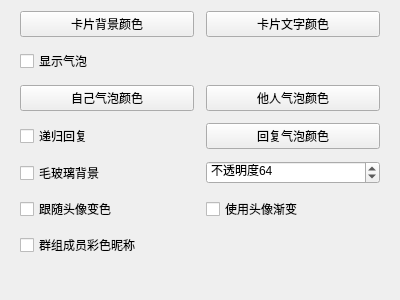
Qt form widgets/settings/stylewidget.ui (iwxyi/CatlikeQQ) before a commit.
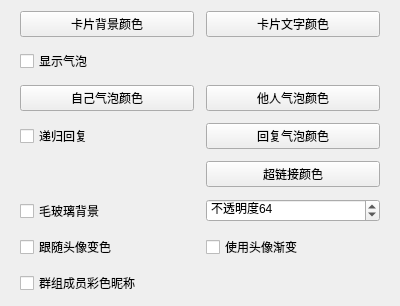
The same form after that commit. Custom widgets are drawn as their Qt base class.

Commit message: 添加超链接颜色设置；优化关闭气泡下的回复样式

The edit to the form file:
```diff
--- a/widgets/settings/stylewidget.ui
+++ b/widgets/settings/stylewidget.ui
@@ -25,17 +25,10 @@
      <property name="spacing">
       <number>12</number>
      </property>
-     <item row="5" column="0">
-      <widget class="QCheckBox" name="useHeaderColorCheck">
+     <item row="6" column="1">
+      <widget class="QCheckBox" name="useHeaderGradientCheck">
        <property name="text">
-        <string>跟随头像变色</string>
-       </property>
-      </widget>
-     </item>
-     <item row="0" column="1">
-      <widget class="InteractiveButtonBase" name="titleColorButton">
-       <property name="text">
-        <string>卡片文字颜色</string>
+        <string>使用头像渐变</string>
        </property>
       </widget>
      </item>
@@ -46,6 +39,48 @@
        </property>
       </widget>
      </item>
+     <item row="2" column="1">
+      <widget class="InteractiveButtonBase" name="bubbleOppoButton">
+       <property name="text">
+        <string>他人气泡颜色</string>
+       </property>
+      </widget>
+     </item>
+     <item row="6" column="0">
+      <widget class="QCheckBox" name="useHeaderColorCheck">
+       <property name="text">
+        <string>跟随头像变色</string>
+       </property>
+      </widget>
+     </item>
+     <item row="3" column="1">
+      <widget class="InteractiveButtonBase" name="bubbleReplyButton">
+       <property name="text">
+        <string>回复气泡颜色</string>
+       </property>
+      </widget>
+     </item>
+     <item row="5" column="0">
+      <widget class="QCheckBox" name="frostedGlassBgCheck">
+       <property name="toolTip">
+        <string>使用简单的毛玻璃背景效果
+注意：仅在出现时静态模糊，不会随着底部内容的修改而变化</string>
+       </property>
+       <property name="text">
+        <string>毛玻璃背景</string>
+       </property>
+      </widget>
+     </item>
+     <item row="7" column="0">
+      <widget class="QCheckBox" name="colorfulGroupMemberCheck">
+       <property name="toolTip">
+        <string>由于头像颜色相差过大，部分消息中可能难以分辨彩色昵称</string>
+       </property>
+       <property name="text">
+        <string>群组成员彩色昵称</string>
+       </property>
+      </widget>
+     </item>
      <item row="1" column="0">
       <widget class="QCheckBox" name="showBubbleCheck">
        <property name="toolTip">
@@ -57,31 +92,6 @@
       </widget>
      </item>
      <item row="5" column="1">
-      <widget class="QCheckBox" name="useHeaderGradientCheck">
-       <property name="text">
-        <string>使用头像渐变</string>
-       </property>
-      </widget>
-     </item>
-     <item row="2" column="0">
-      <widget class="InteractiveButtonBase" name="bubbleMimeButton">
-       <property name="text">
-        <string>自己气泡颜色</string>
-       </property>
-      </widget>
-     </item>
-     <item row="4" column="0">
-      <widget class="QCheckBox" name="frostedGlassBgCheck">
-       <property name="toolTip">
-        <string>使用简单的毛玻璃背景效果
-注意：仅在出现时静态模糊，不会随着底部内容的修改而变化</string>
-       </property>
-       <property name="text">
-        <string>毛玻璃背景</string>
-       </property>
-      </widget>
-     </item>
-     <item row="4" column="1">
       <widget class="QSpinBox" name="frostedGlassOpacitySpin">
        <property name="toolTip">
         <string/>
@@ -106,16 +116,6 @@
        </property>
       </widget>
      </item>
-     <item row="6" column="0">
-      <widget class="QCheckBox" name="colorfulGroupMemberCheck">
-       <property name="toolTip">
-        <string>由于头像颜色相差过大，部分消息中可能难以分辨彩色昵称</string>
-       </property>
-       <property name="text">
-        <string>群组成员彩色昵称</string>
-       </property>
-      </widget>
-     </item>
      <item row="3" column="0">
       <widget class="QCheckBox" name="replyRecursionCheck">
        <property name="toolTip">
@@ -126,17 +126,24 @@
        </property>
       </widget>
      </item>
-     <item row="3" column="1">
-      <widget class="InteractiveButtonBase" name="bubbleReplyButton">
+     <item row="2" column="0">
+      <widget class="InteractiveButtonBase" name="bubbleMimeButton">
        <property name="text">
-        <string>回复气泡颜色</string>
+        <string>自己气泡颜色</string>
        </property>
       </widget>
      </item>
-     <item row="2" column="1">
-      <widget class="InteractiveButtonBase" name="bubbleOppoButton">
+     <item row="0" column="1">
+      <widget class="InteractiveButtonBase" name="titleColorButton">
        <property name="text">
-        <string>他人气泡颜色</string>
+        <string>卡片文字颜色</string>
+       </property>
+      </widget>
+     </item>
+     <item row="4" column="1">
+      <widget class="InteractiveButtonBase" name="linkColorButton">
+       <property name="text">
+        <string>超链接颜色</string>
        </property>
       </widget>
      </item>
```
The commit also changes 5 other files.
